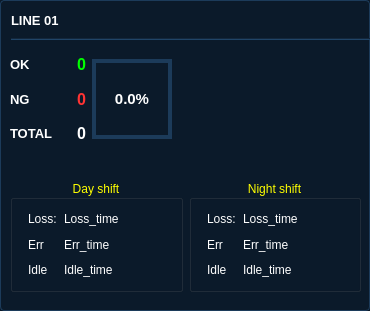
First picture: the form in views/line_card.ui, repository Thinhngua1/MINI_PC_WIN7_full_UI, before the edit.
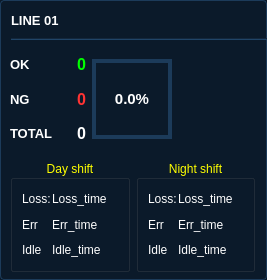
Second picture: the form after the edit.

Diff of the .ui file:
```diff
--- a/views/line_card.ui
+++ b/views/line_card.ui
@@ -6,16 +6,28 @@
    <rect>
     <x>0</x>
     <y>0</y>
-    <width>370</width>
-    <height>311</height>
+    <width>267</width>
+    <height>280</height>
    </rect>
   </property>
+  <property name="sizePolicy">
+   <sizepolicy hsizetype="Maximum" vsizetype="Preferred">
+    <horstretch>0</horstretch>
+    <verstretch>0</verstretch>
+   </sizepolicy>
+  </property>
   <property name="minimumSize">
    <size>
-    <width>320</width>
+    <width>250</width>
     <height>160</height>
    </size>
   </property>
+  <property name="maximumSize">
+   <size>
+    <width>320</width>
+    <height>16777215</height>
+   </size>
+  </property>
   <property name="styleSheet">
    <string>
 QWidget#LineCard {
@@ -298,12 +310,12 @@
     </item>
    </layout>
   </widget>
-  <widget class="QWidget" name="">
+  <widget class="QWidget" name="layoutWidget">
    <property name="geometry">
     <rect>
      <x>10</x>
-     <y>180</y>
-     <width>351</width>
+     <y>160</y>
+     <width>245</width>
      <height>112</height>
     </rect>
    </property>
@@ -318,7 +330,7 @@
       </property>
       <property name="maximumSize">
        <size>
-        <width>200</width>
+        <width>120</width>
         <height>16777215</height>
        </size>
       </property>
@@ -339,8 +351,8 @@
       <property name="checkable">
        <bool>false</bool>
       </property>
-      <layout class="QVBoxLayout" name="verticalLayout">
-       <item>
+      <layout class="QGridLayout" name="gridLayout_2">
+       <item row="0" column="0">
         <layout class="QVBoxLayout" name="verticalLayout_3">
          <item>
           <layout class="QHBoxLayout" name="horizontalLayout_5" stretch="2,4">
@@ -492,7 +504,7 @@
       </property>
       <property name="maximumSize">
        <size>
-        <width>200</width>
+        <width>120</width>
         <height>16777215</height>
        </size>
       </property>
@@ -513,8 +525,8 @@
       <property name="checkable">
        <bool>false</bool>
       </property>
-      <layout class="QVBoxLayout" name="verticalLayout_6">
-       <item>
+      <layout class="QGridLayout" name="gridLayout">
+       <item row="0" column="0">
         <layout class="QVBoxLayout" name="verticalLayout_7">
          <item>
           <layout class="QHBoxLayout" name="horizontalLayout_12" stretch="2,4">
```
